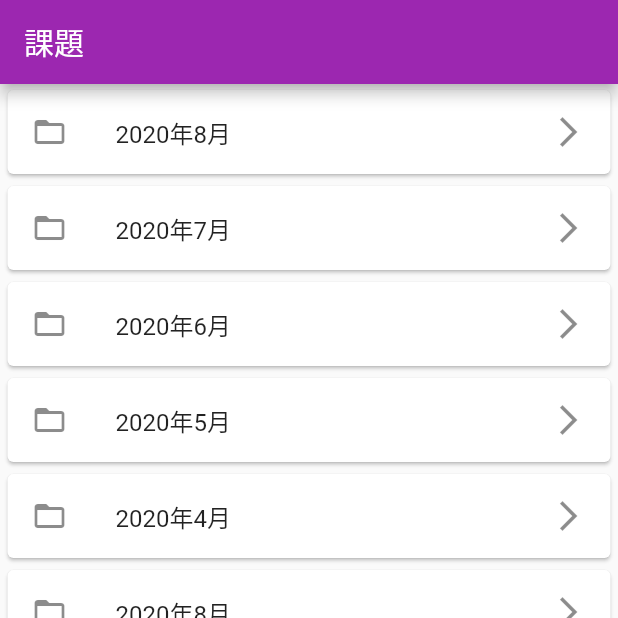
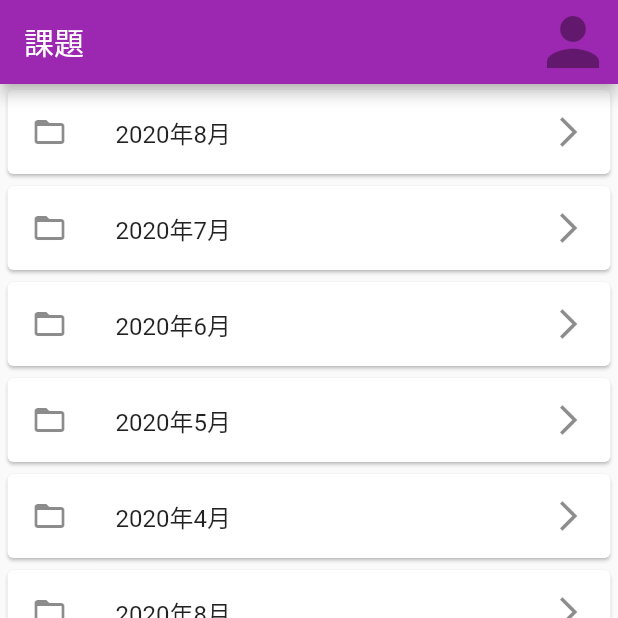
Before and after one commit to nord2sudjp/jumpin, a Flutter app: the screen it shows after launch, on a phone screen of 412 x 824 dp, the top half of it. Run offline on Flutter 3.47's test engine with Material 2 defaults, Android fonts, the phone set to English and light mode, and no system bars; Roboto replaces fonts that are missing (OpenSans).

Commit message:
icon in appbar

```diff
--- a/lib/main.dart
+++ b/lib/main.dart
@@ -65,7 +65,16 @@ class MyHomePage extends StatelessWidget {
               "課題",
               textAlign: TextAlign.center,
             ),
-            actions: <Widget>[]);
+            actions: <Widget>[
+                SizedBox(
+                  height: 60,
+                  width: 60,
+                  child: IconButton(
+                      padding: new EdgeInsets.all(0.0),
+                      icon: Icon(Icons.person, size: 52.0),
+                      onPressed: null),
+                )
+              ]);
     return Scaffold(
         appBar: appBar,
         body: SingleChildScrollView(
```
